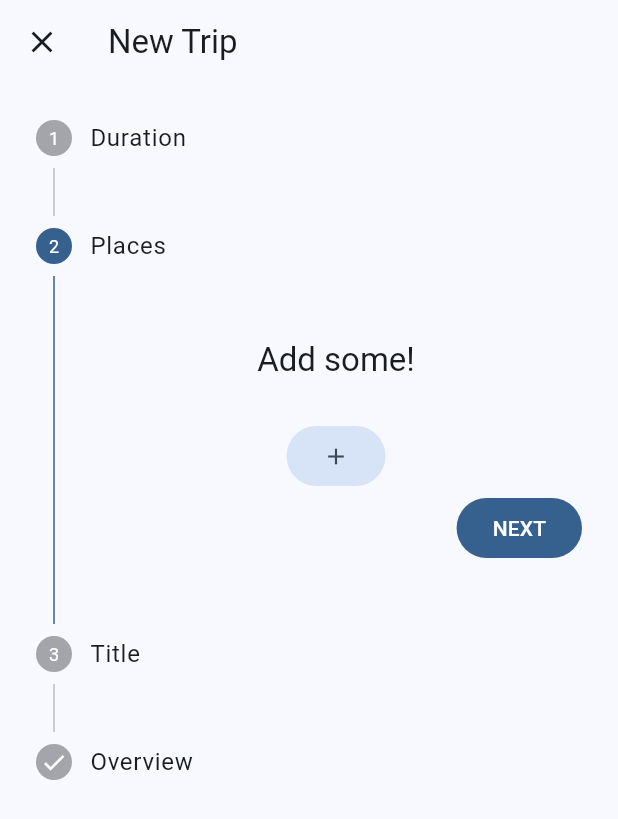
After one commit to yhakamay/zipli, a Flutter app: the NewTripPage screen opened by its route, after a tap on "NEXT", on a phone screen of 412 x 824 dp. The commit adds this screen. Shown: the top 819 px of the screen. Run offline on Flutter 3.47's test engine with Material 2 defaults, Android fonts, the light colour scheme and no system bars.

Commit message:
Add NewTripPage

```diff
--- /dev/null
+++ b/lib/others/place_details.dart
@@ -0,0 +1,13 @@
+class PlaceDetails {
+  PlaceDetails({
+    required this.name,
+    required this.rating,
+    required this.formattedAddress,
+    required this.city,
+  });
+
+  final String? name;
+  final String? formattedAddress;
+  final double? rating;
+  final String? city;
+}
--- /dev/null
+++ b/lib/others/place_suggestion.dart
@@ -0,0 +1,11 @@
+class PlaceSuggestion {
+  PlaceSuggestion(this.placeId, this.description);
+
+  final String placeId;
+  final String description;
+
+  @override
+  String toString() {
+    return 'Suggestion(description: $description, placeId: $placeId)';
+  }
+}
--- /dev/null
+++ b/lib/others/trip_details.dart
@@ -0,0 +1,23 @@
+import 'package:tripper/others/place_details.dart';
+
+class TripDetails {
+  TripDetails({
+    required this.id,
+    required this.title,
+    required this.description,
+    required this.startDate,
+    required this.endDate,
+    required this.createdAt,
+    required this.updatedAt,
+    required this.places,
+  });
+
+  String id;
+  String? title;
+  String? description;
+  DateTime startDate;
+  DateTime endDate;
+  DateTime createdAt;
+  DateTime updatedAt;
+  List<PlaceDetails> places;
+}
--- /dev/null
+++ b/lib/pages/new_trip_page.dart
@@ -0,0 +1,305 @@
+import 'package:flutter/material.dart';
+import 'package:intl/intl.dart';
+import 'package:tripper/atoms/filled_button.dart';
+import 'package:tripper/atoms/filled_tonal_button.dart';
+import 'package:tripper/others/place_api.dart';
+import 'package:tripper/others/trip_details.dart';
+import 'package:uuid/uuid.dart';
+
+import '../atoms/outlined_card.dart';
+import '../others/place_details.dart';
+import '../others/place_search_delegate.dart';
+
+enum StartOrEnd { start, end }
+
+class NewTripPage extends StatefulWidget {
+  static const id = '/new-trip';
+
+  const NewTripPage({Key? key}) : super(key: key);
+
+  @override
+  State<NewTripPage> createState() => _NewTripPageState();
+}
+
+class _NewTripPageState extends State<NewTripPage> {
+  final TripDetails _tripDetails = TripDetails(
+    id: const Uuid().v4(),
+    title: null,
+    description: null,
+    startDate: DateTime.now(),
+    endDate: DateTime.now().add(const Duration(days: 3)),
+    createdAt: DateTime.now(),
+    updatedAt: DateTime.now(),
+    places: <PlaceDetails>[],
+  );
+  final int _stepsCount = 4;
+  int _currentIndex = 0;
+
+  @override
+  Widget build(BuildContext context) {
+    return WillPopScope(
+      onWillPop: () async => false,
+      child: Scaffold(
+        appBar: AppBar(
+          leading: IconButton(
+            onPressed: () => Navigator.pop(context),
+            icon: const Icon(Icons.close),
+          ),
+          title: const Text('New Trip'),
+        ),
+        body: Stepper(
+          currentStep: _currentIndex,
+          onStepContinue: _onStepContinue,
+          onStepTapped: _onStepTapped,
+          controlsBuilder: _controlsBuilder,
+          steps: [
+            _buildDurationStep(),
+            _buildPlacesStep(context),
+            _buildTitleStep(),
+            _buildOverviewStep(context),
+          ],
+        ),
+        floatingActionButtonLocation: FloatingActionButtonLocation.centerFloat,
+        floatingActionButton: _currentIndex == _stepsCount - 1
+            ? FloatingActionButton.extended(
+                onPressed: () {
+                  _saveTripDetails(_tripDetails);
+                  Navigator.pop(context);
+                },
+                icon: const Icon(Icons.done),
+                label: const Text('Done'),
+              )
+            : null,
+      ),
+    );
+  }
+
+  void _onStepTapped(int newIndex) {
+    setState(() {
+      _currentIndex = newIndex;
+    });
+  }
+
+  void _onStepContinue() {
+    if (_currentIndex < 3) {
+      setState(() {
+        _currentIndex += 1;
+      });
+    }
+  }
+
+  Widget _controlsBuilder(BuildContext context, ControlsDetails details) {
+    return details.currentStep == _stepsCount - 1
+        ? Container()
+        : Row(
+            mainAxisAlignment: MainAxisAlignment.end,
+            children: [
+              FilledButton(
+                onPressed: details.onStepContinue!,
+                child: const Text('NEXT'),
+              ),
+            ],
+          );
+  }
+
+  Step _buildDurationStep() {
+    return Step(
+      title: const Text('Duration'),
+      isActive: _currentIndex == 0,
+      content: Column(
+        children: [
+          ListTile(
+            title: Center(
+              child: Text(DateFormat.yMMMMd().format(_tripDetails.startDate)),
+            ),
+            leading: const Text('From'),
+            trailing: IconButton(
+              icon: const Icon(Icons.date_range),
+              onPressed: () => _pickDate(
+                startOrEnd: StartOrEnd.start,
+                initialDate: _tripDetails.startDate,
+                firstDate: _tripDetails.startDate,
+              ),
+            ),
+          ),
+          ListTile(
+            title: Center(
+              child: Text(DateFormat.yMMMMd().format(_tripDetails.endDate)),
+            ),
+            leading: const Text('To'),
+            trailing: IconButton(
+              icon: const Icon(Icons.date_range),
+              onPressed: () => _pickDate(
+                startOrEnd: StartOrEnd.end,
+                initialDate: _tripDetails.endDate,
+                firstDate: _tripDetails.startDate,
+              ),
+            ),
+          ),
+        ],
+      ),
+    );
+  }
+
+  Step _buildPlacesStep(BuildContext context) {
+    return Step(
+      title: const Text('Places'),
+      isActive: _currentIndex == 1,
+      content: Column(
+        children: [
+          _tripDetails.places.isEmpty
+              ? SizedBox(
+                  width: double.infinity,
+                  height: 80.0,
+                  child: Center(
+                    child: Text(
+                      'Add some!',
+                      style: Theme.of(context).textTheme.headline6,
+                    ),
+                  ),
+                )
+              : ListView.builder(
+                  shrinkWrap: true,
+                  itemCount: _tripDetails.places.length,
+                  itemBuilder: (context, index) {
+                    return ListTile(
+                      title: Text(_tripDetails.places[index].name ?? 'Unknown'),
+                      subtitle:
+                          Text(_tripDetails.places[index].city ?? 'Unknown'),
+                      trailing: IconButton(
+                        icon: const Icon(Icons.delete),
+                        onPressed: () {
+                          setState(() {
+                            _tripDetails.places.removeAt(index);
+                          });
+                        },
+                      ),
+                    );
+                  },
+                ),
+          FilledTonalButton(
+            onPressed: _showPlaceSearch,
+            child: const Icon(Icons.add),
+          ),
+        ],
+      ),
+    );
+  }
+
+  Step _buildTitleStep() {
+    return Step(
+      title: const Text('Title'),
+      isActive: _currentIndex == 2,
+      content: Padding(
+        padding: const EdgeInsets.symmetric(
+          horizontal: 16.0,
+          vertical: 8.0,
+        ),
+        child: TextField(
+          //controller: controller,
+          maxLength: 12,
+          onChanged: ((newTitle) {
+            setState(() {
+              _tripDetails.title = newTitle;
+            });
+          }),
+        ),
+      ),
+    );
+  }
+
+  Step _buildOverviewStep(BuildContext context) {
+    return Step(
+      title: const Text('Overview'),
+      isActive: _currentIndex == 2,
+      state: StepState.complete,
+      content: OutlinedCard(
+        child: Column(
+          mainAxisSize: MainAxisSize.min,
+          children: [
+            Padding(
+              padding: const EdgeInsets.symmetric(vertical: 8.0),
+              child: Text(
+                _tripDetails.title ?? 'No title',
+                style: Theme.of(context).textTheme.headline6,
+              ),
+            ),
+            Text(
+              '${DateFormat.yMMMd().format(_tripDetails.startDate)} - ${DateFormat.yMMMMd().format(_tripDetails.endDate)}',
+            ),
+            Padding(
+              padding: const EdgeInsets.only(top: 24.0),
+              child: ListView.builder(
+                shrinkWrap: true,
+                itemCount: _tripDetails.places.length,
+                itemBuilder: (context, index) {
+                  final place = _tripDetails.places[index];
+
+                  return ListTile(
+                    title: Text(place.name ?? 'Unknown'),
+                    subtitle: Text(place.city ?? 'Unknown'),
+                    visualDensity: const VisualDensity(
+                      horizontal: 0,
+                      vertical: -4,
+                    ),
+                  );
+                },
+              ),
+            ),
+          ],
+        ),
+      ),
+    );
+  }
+
+  Future<void> _showPlaceSearch() async {
+    final sessionToken = const Uuid().v4();
+    final result = await showSearch(
+      context: context,
+      delegate: PlaceSearchDelegate(sessionToken),
+    );
+
+    final placeDetails = await _getPlaceDetails(result!.placeId);
+
+    setState(() {
+      _tripDetails.places.add(placeDetails);
+    });
+  }
+
+  Future<PlaceDetails> _getPlaceDetails(String placeId) {
+    final sessionToken = const Uuid().v4();
+    final placeApiProvider = PlaceAPI(sessionToken: sessionToken);
+
+    return placeApiProvider.getPlaceDetails(placeId);
+  }
+
+  Future<void> _pickDate({
+    required StartOrEnd startOrEnd,
+    required DateTime initialDate,
+    required DateTime firstDate,
+  }) async {
+    final pickedDate = await showDatePicker(
+      context: context,
+      initialDate: initialDate,
+      firstDate: firstDate,
+      lastDate: firstDate.add(const Duration(days: 365)),
+    );
+
+    if (pickedDate != null) {
+      setState(() {
+        startOrEnd == StartOrEnd.start
+            ? _tripDetails.startDate = pickedDate
+            : _tripDetails.endDate = pickedDate;
+      });
+    }
+
+    if (_tripDetails.startDate.isAfter(_tripDetails.endDate)) {
+      setState(() {
+        _tripDetails.endDate =
+            _tripDetails.startDate.add(const Duration(days: 1));
+      });
+    }
+  }
+
+  void _saveTripDetails(TripDetails tripDetails) {}
+}
```
Also changed, not shown: lib/main.dart (+9 -1 lines), lib/others/place_api.dart (added, +76 -0 lines), lib/others/place_search_delegate.dart (added, +72 -0 lines), lib/pages/home_page.dart (+28 -6 lines), 8 other files.
